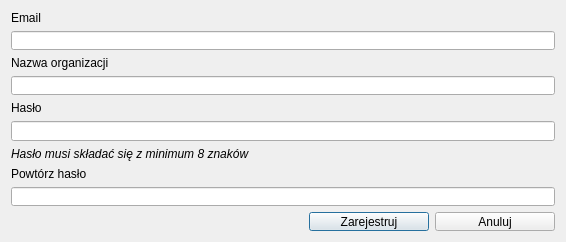
The window that usemaps_lite/ui/register.ui (gis-support/usemaps-lite-plugin) describes before a commit, drawn with Qt 5.
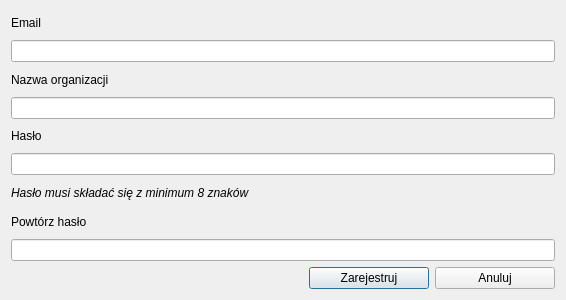
The same window after the commit. Custom widgets are drawn as their Qt base class.

The edit to the form file:
```diff
--- a/usemaps_lite/ui/register.ui
+++ b/usemaps_lite/ui/register.ui
@@ -7,19 +7,19 @@
     <x>0</x>
     <y>0</y>
     <width>566</width>
-    <height>242</height>
+    <height>300</height>
    </rect>
   </property>
   <property name="minimumSize">
    <size>
     <width>566</width>
-    <height>242</height>
+    <height>300</height>
    </size>
   </property>
   <property name="maximumSize">
    <size>
     <width>566</width>
-    <height>242</height>
+    <height>300</height>
    </size>
   </property>
   <property name="windowTitle">
```
